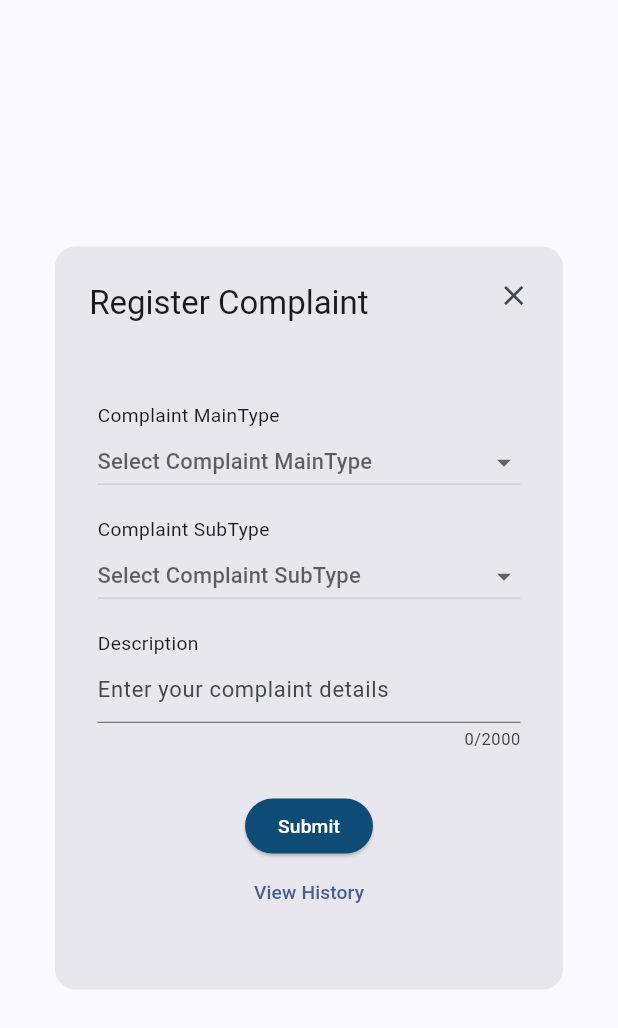
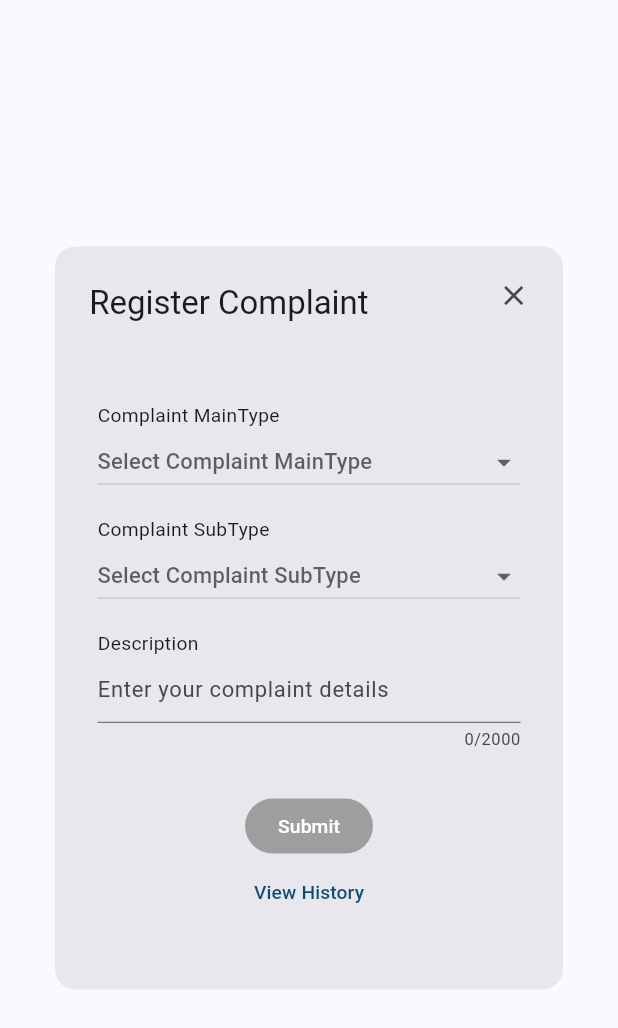
Before and after one commit to Broadway-Communications/Flutter-Application, a Flutter app: the RegisterComplaintPopUp widget shown alone on an empty page, opened directly, on a phone screen of 412 x 824 dp. Shown: the top 1028 px of the screen. Run offline on Flutter 3.47's test engine with Material 2 defaults, Android fonts, the phone set to English and light mode, and no system bars; our stand-ins replace auto_route, device_preview, flutter_screenutil, google_fonts, responsive_framework; network calls fail.

Commit message:
feat: add disable state for 3 buttons (#19)

```diff
--- a/lib/app/widgets/register_complaint_pop_up.dart
+++ b/lib/app/widgets/register_complaint_pop_up.dart
@@ -1,5 +1,6 @@
 import 'package:auto_route/auto_route.dart';
 import 'package:flutter/material.dart';
+import 'package:unicorn/app/router/app_router.dart';
 
 class RegisterComplaintPopUp extends StatefulWidget {
   const RegisterComplaintPopUp({Key? key}) : super(key: key);
@@ -30,14 +31,14 @@ class RegisterComplaintPopUpState extends State<RegisterComplaintPopUp> {
                 top: 0,
                 right: 0,
                 child: Padding(
-                  padding: EdgeInsets.all(12.0),
+                  padding: const EdgeInsets.all(12.0),
                   child: IconButton(
-                    icon: Icon(Icons.close),
+                    icon: const Icon(Icons.close),
                     onPressed: () => context.router.pop(),
                   ),
                 ),
               ),
-              Padding(
+              const Padding(
                 padding: EdgeInsets.all(25.0),
                 child: Text('Register Complaint'),
               ),
@@ -129,10 +130,18 @@ class RegisterComplaintPopUpState extends State<RegisterComplaintPopUp> {
                       child: Column(
                         children: [
                           ElevatedButton(
-                            onPressed: () {},
+                            onPressed: null,
                             style: ButtonStyle(
-                              backgroundColor: MaterialStateProperty.all<Color>(
-                                  const Color(0xFF0F4C75)),
+                              backgroundColor:
+                                  MaterialStateProperty.resolveWith<Color>(
+                                (Set<MaterialState> states) {
+                                  if (states.contains(MaterialState.disabled)) {
+                                    return Colors.grey;
+                                  } else {
+                                    return const Color(0xFF0F4C75);
+                                  }
+                                },
+                              ),
                             ),
                             child: const Text(
                               'Submit',
@@ -140,8 +149,20 @@ class RegisterComplaintPopUpState extends State<RegisterComplaintPopUp> {
                             ),
                           ),
                           TextButton(
+                            onPressed: () => context.router
+                                .push(const ComplaintHistoryRoute()),
+                            style: ButtonStyle(
+                              foregroundColor:
+                                  MaterialStateProperty.resolveWith<Color>(
+                                (Set<MaterialState> states) {
+                                  if (states.contains(MaterialState.disabled)) {
+                                    return Colors.grey;
+                                  }
+                                  return const Color(0xFF0F4C75);
+                                },
+                              ),
+                            ),
                             child: const Text('View History'),
-                            onPressed: () {},
                           ),
                         ],
                       ),
```
Also changed, not shown: lib/app/views/home_page.dart (+12 -3 lines), lib/app/views/invoice_page.dart (+11 -4 lines).
